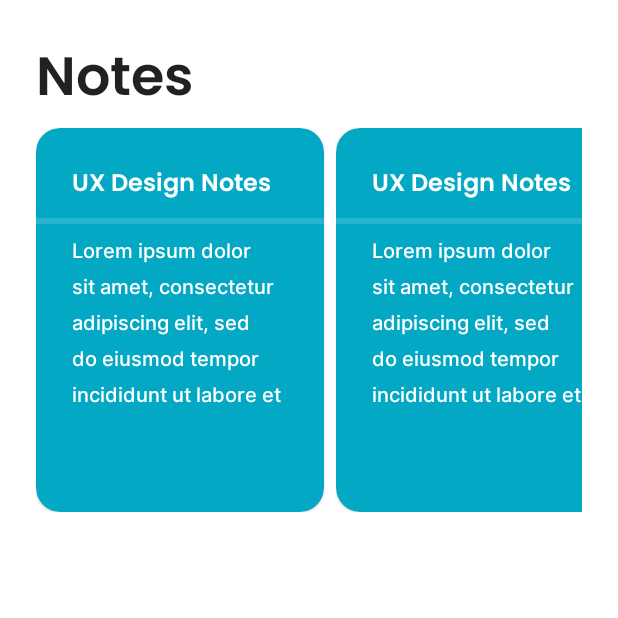
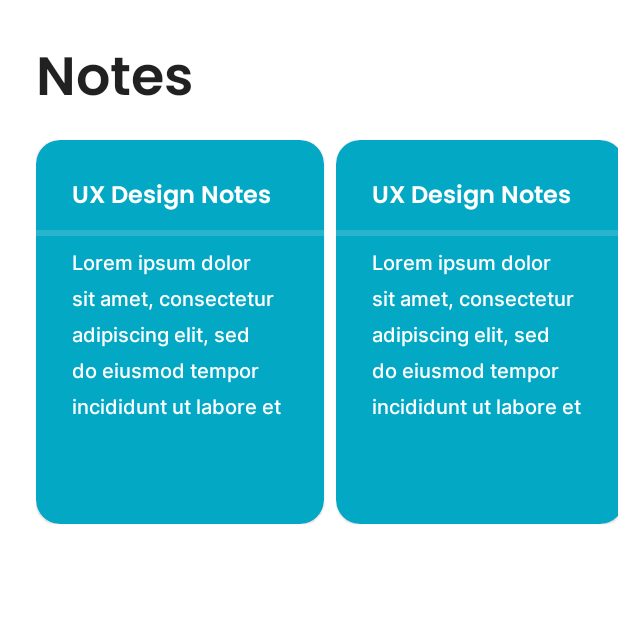
Before and after one commit to srivastavahardik/notes-test, an Android app: the screen it shows after launch (MainActivity), on a phone screen of 412 x 824 dp, the top half of it. Run offline under Robolectric (Android 15) with nearby library versions, the phone set to English and light mode, and no system bars; our stand-ins replace data binding.

Commit message:
fragment_home: Set fixed size of recycler view

```diff
--- a/app/src/main/res/layout/fragment_home.xml
+++ b/app/src/main/res/layout/fragment_home.xml
@@ -1,6 +1,5 @@
 <?xml version="1.0" encoding="utf-8"?>
-<layout xmlns:tools="http://schemas.android.com/tools"
-    xmlns:android="http://schemas.android.com/apk/res/android"
+<layout xmlns:android="http://schemas.android.com/apk/res/android"
     xmlns:app="http://schemas.android.com/apk/res-auto">
 
     <data>
@@ -44,10 +43,12 @@
         <androidx.recyclerview.widget.RecyclerView
             android:id="@+id/rvHomeHeader"
             android:layout_width="0dp"
-            android:layout_height="0dp"
-            app:layout_constraintBottom_toBottomOf="parent"
-            app:layout_constraintEnd_toStartOf="@+id/guideline4"
-            app:layout_constraintStart_toStartOf="@+id/guideline2"
+            android:layout_height="256dp"
+            android:layout_marginTop="8dp"
+            android:clipToPadding="false"
+            android:paddingStart="24dp"
+            app:layout_constraintEnd_toEndOf="parent"
+            app:layout_constraintStart_toStartOf="parent"
             app:layout_constraintTop_toBottomOf="@+id/textView" />
     </androidx.constraintlayout.widget.ConstraintLayout>
 </layout>
```
